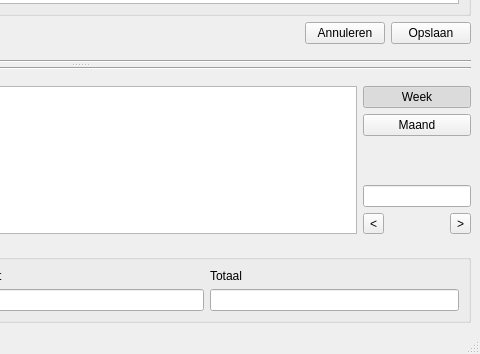
Before: the Qt Designer form MainWindow.ui in Amanoo/urenregistratie, drawn with Qt 5; both pictures show x 320 to 800 and y 246 to 600 of the 800 by 600 pixel window.
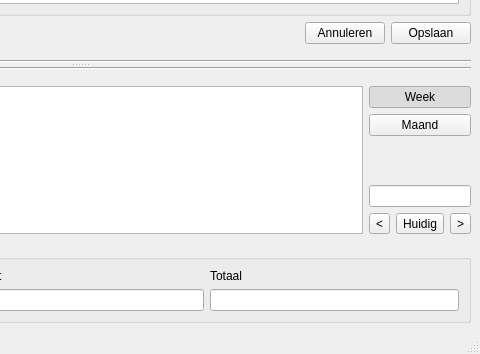
After: the same form once the commit is applied.

Commit message: Huidig button

What changed in the file:
```diff
--- a/MainWindow.ui
+++ b/MainWindow.ui
@@ -22,7 +22,6 @@
       </property>
       <widget class="QWidget" name="layoutWidget">
        <layout class="QVBoxLayout" name="verticalLayout_4">
-
         <item>
          <layout class="QGridLayout" name="gridLayout_5">
           <item row="1" column="0" colspan="3">
@@ -162,7 +161,6 @@
           </item>
          </layout>
         </item>
-
         <item>
          <widget class="Line" name="line_2">
           <property name="orientation">
@@ -170,7 +168,6 @@
           </property>
          </widget>
         </item>
-
        </layout>
       </widget>
       <widget class="QWidget" name="layoutWidget">
@@ -261,6 +258,13 @@
             </item>
             <item>
              <layout class="QGridLayout" name="gridLayout_4">
+              <item row="1" column="2">
+               <widget class="QToolButton" name="toolButton_2">
+                <property name="text">
+                 <string>&gt;</string>
+                </property>
+               </widget>
+              </item>
               <item row="1" column="0">
                <widget class="QToolButton" name="toolButton">
                 <property name="text">
@@ -271,36 +275,19 @@
               <item row="0" column="0" colspan="3">
                <widget class="QLineEdit" name="lineEdit_5"/>
               </item>
-              <item row="1" column="2">
-               <widget class="QToolButton" name="toolButton_2">
+              <item row="1" column="1">
+               <widget class="QToolButton" name="toolButton_3">
                 <property name="text">
-                 <string>&gt;</string>
+                 <string>Huidig</string>
                 </property>
                </widget>
               </item>
-              <item row="1" column="1">
-               <spacer name="horizontalSpacer_2">
-                <property name="orientation">
-                 <enum>Qt::Horizontal</enum>
-                </property>
-                <property name="sizeType">
-                 <enum>QSizePolicy::Minimum</enum>
-                </property>
-                <property name="sizeHint" stdset="0">
-                 <size>
-                  <width>40</width>
-                  <height>20</height>
-                 </size>
-                </property>
-               </spacer>
-              </item>
              </layout>
             </item>
            </layout>
           </item>
          </layout>
         </item>
-       
     <item>
      <widget class="QGroupBox" name="groupBox">
       <property name="title">
@@ -352,12 +339,10 @@
       </layout>
      </widget>
     </item>
-
 </layout>
       </widget>
      </widget>
     </item>
-
    </layout>
   </widget>
   <widget class="QMenuBar" name="menubar">
```
Lines whose indentation alone changed are shown as unchanged.
